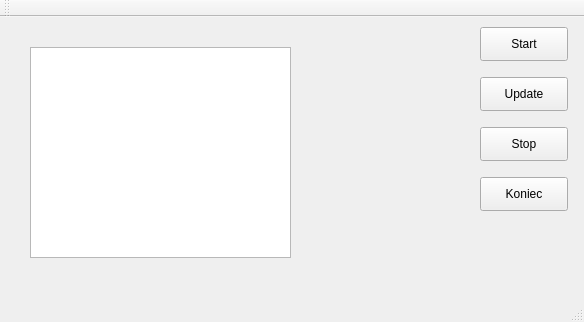
This is mainwindow.ui in alicjaobara/projekt_pjc as Qt 5 draws it before an edit. The edited form follows.
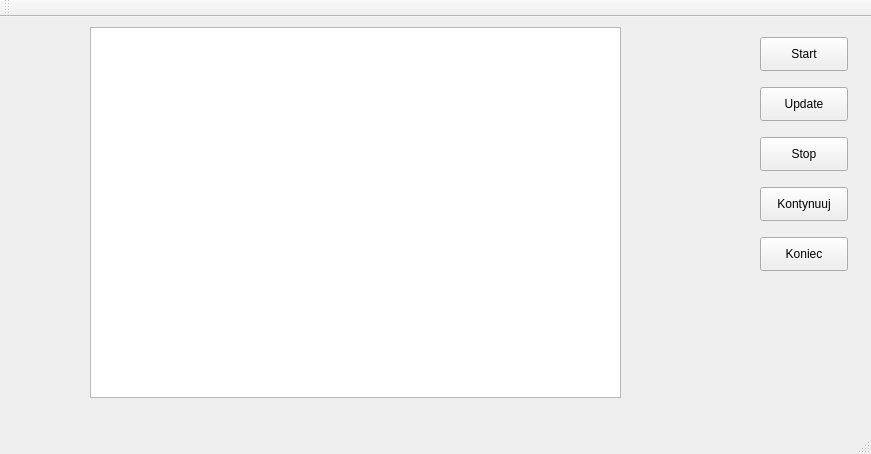
This is the edited form.

The edit to the form file:
```diff
--- a/mainwindow.ui
+++ b/mainwindow.ui
@@ -6,8 +6,8 @@
    <rect>
     <x>0</x>
     <y>0</y>
-    <width>584</width>
-    <height>322</height>
+    <width>871</width>
+    <height>454</height>
    </rect>
   </property>
   <property name="windowTitle">
@@ -17,8 +17,8 @@
    <widget class="QPushButton" name="pushButton">
     <property name="geometry">
      <rect>
-      <x>480</x>
-      <y>10</y>
+      <x>760</x>
+      <y>20</y>
       <width>88</width>
       <height>34</height>
      </rect>
@@ -30,18 +30,18 @@
    <widget class="QGraphicsView" name="graphicsView">
     <property name="geometry">
      <rect>
-      <x>30</x>
-      <y>30</y>
-      <width>261</width>
-      <height>211</height>
+      <x>90</x>
+      <y>10</y>
+      <width>531</width>
+      <height>371</height>
      </rect>
     </property>
    </widget>
    <widget class="QPushButton" name="pushButton_2">
     <property name="geometry">
      <rect>
-      <x>480</x>
-      <y>60</y>
+      <x>760</x>
+      <y>70</y>
       <width>88</width>
       <height>34</height>
      </rect>
@@ -53,8 +53,8 @@
    <widget class="QPushButton" name="pushButton_3">
     <property name="geometry">
      <rect>
-      <x>480</x>
-      <y>110</y>
+      <x>760</x>
+      <y>120</y>
       <width>88</width>
       <height>34</height>
      </rect>
@@ -66,8 +66,8 @@
    <widget class="QPushButton" name="pushButton_4">
     <property name="geometry">
      <rect>
-      <x>480</x>
-      <y>160</y>
+      <x>760</x>
+      <y>220</y>
       <width>88</width>
       <height>34</height>
      </rect>
@@ -76,6 +76,19 @@
      <string>Koniec</string>
     </property>
    </widget>
+   <widget class="QPushButton" name="pushButton_5">
+    <property name="geometry">
+     <rect>
+      <x>760</x>
+      <y>170</y>
+      <width>88</width>
+      <height>34</height>
+     </rect>
+    </property>
+    <property name="text">
+     <string>Kontynuuj</string>
+    </property>
+   </widget>
   </widget>
   <widget class="QMenuBar" name="menuBar">
    <property name="geometry">
```
Left out of the diff: 2 changed lines with no effect on the pictures.
